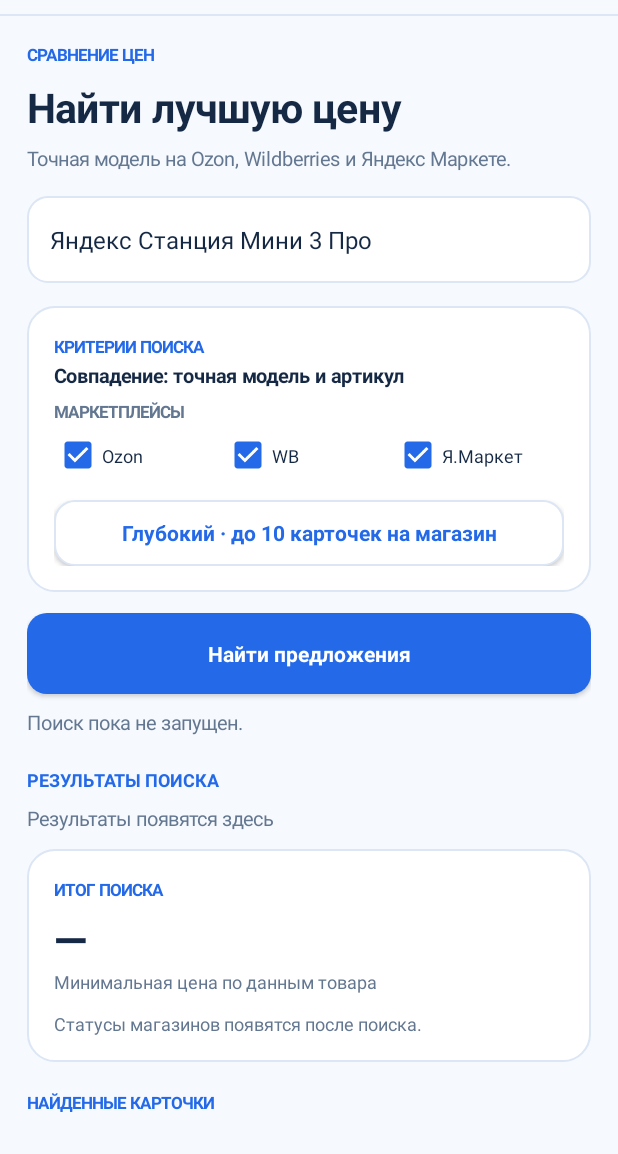
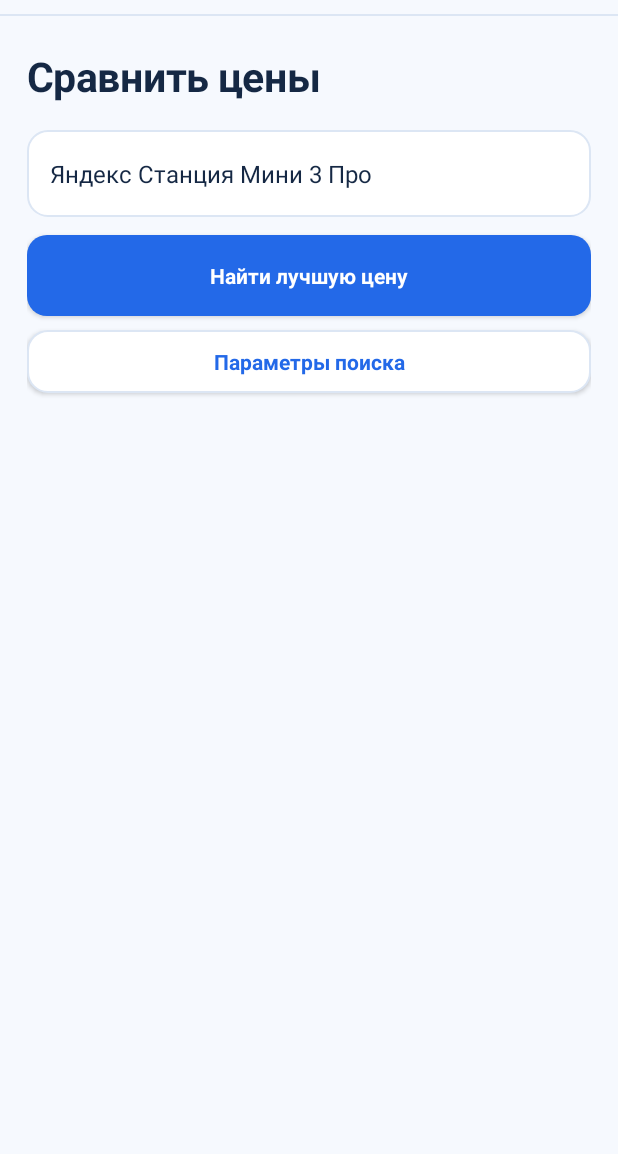
Before and after one commit to nkuchenov-hash/MarketRadar, an Android app: the screen it shows after launch (MainActivity), on a phone screen of 412 x 824 dp, the part 82-1236 px from its top. Run offline under Robolectric (Android 15) with nearby library versions, the phone set to English and light mode, and no system bars.

Commit message:
Redesign Android home: search-first, hidden advanced options, compact price summary, no technical captions

```diff
--- a/android/app/src/main/java/com/marketradar/mobile/MainActivity.java
+++ b/android/app/src/main/java/com/marketradar/mobile/MainActivity.java
@@ -51,8 +51,9 @@ public final class MainActivity extends Activity implements ScanEngine.Listener
     private LinearLayout mainPane, loginBar, results;
     private ScrollView searchScroll, accountsScroll;
     private Button navButton, depthButton;
-    private boolean accountsVisible=false, fastSearch=false;
-    private TextView bestPrice, priceSummary, marketProgress;
+    private boolean accountsVisible=false, fastSearch=true, filtersVisible=false;
+    private TextView bestPrice, priceSummary, marketProgress, resultsHeading;
+    private LinearLayout summaryPanel, filterPanel;
     private final Map<String,String> marketStates=new HashMap<>();
     private final Map<String,CheckBox> marketChoices=new HashMap<>();
     private List<Shop> lastSelectedMarkets=Shop.ALL;
@@ -183,81 +184,85 @@ public final class MainActivity extends Activity implements ScanEngine.Listener
         LinearLayout marketPage=linear(LinearLayout.VERTICAL);
         marketPage.setPadding(dp(18),dp(24),dp(18),dp(50));
         accountsScroll.addView(marketPage);
-        add(page,text("СРАВНЕНИЕ ЦЕН",11,ACCENT,true),-1,19);
-        gap(page,4);
-        add(page,text("Найти лучшую цену",27,TEXT,true),-1,43);
-        gap(page,3);
-        add(page,text("Точная модель на Ozon, Wildberries и Яндекс Маркете.",13,MUTED,false),-1,-2);
-        gap(page,16);
+        add(page,text("Сравнить цены",27,TEXT,true),-1,48);
+        gap(page,12);
 
         queryInput=new EditText(this);
         queryInput.setSingleLine(true);
         queryInput.setTextSize(16);queryInput.setTextColor(TEXT);queryInput.setHintTextColor(MUTED);
         queryInput.setBackground(bg(SURFACE,13,BORDER));
         queryInput.setPadding(dp(15),0,dp(15),0);
-        queryInput.setHint("Точная модель товара");
+        queryInput.setHint("Название или точная модель");
         queryInput.setText(prefs.getString("last_query","Яндекс Станция Мини 3 Про"));
         add(page,queryInput,-1,58);
-        gap(page,15);
-        LinearLayout criteria=panel();
-        add(criteria,text("КРИТЕРИИ ПОИСКА",11,ACCENT,true),-1,20);
-        add(criteria,text("Совпадение: точная модель и артикул",13,TEXT,true),-1,-2);
-        gap(criteria,5);
-        add(criteria,text("МАРКЕТПЛЕЙСЫ",11,MUTED,true),-1,19);
+        gap(page,12);
+
+        searchButton=button("Найти лучшую цену",true);
+        add(page,searchButton,-1,54);
+        searchButton.setOnClickListener(v->beginSearch());
+        gap(page,9);
+
+        Button settingsButton=button("Параметры поиска",false);
+        add(page,settingsButton,-1,42);
+        gap(page,9);
+        filterPanel=panel();
+        filterPanel.setVisibility(View.GONE);
+        add(filterPanel,text("Выбрать магазины",14,TEXT,true),-1,24);
+        gap(filterPanel,5);
         LinearLayout marketsRow=linear(LinearLayout.HORIZONTAL);
         for(Shop shop:Shop.ALL){
             CheckBox cb=new CheckBox(this);
-            cb.setText(shop.id.equals("ozon")?"Ozon":shop.id.equals("wb")?"WB":"Я.Маркет");
-            cb.setTextSize(12);
-            cb.setTextColor(TEXT);
+            cb.setText(shop.id.equals("ozon")?"Ozon":shop.id.equals("wb")?"WB":"Маркет");
+            cb.setTextSize(12);cb.setTextColor(TEXT);
             cb.setButtonTintList(ColorStateList.valueOf(ACCENT));
             cb.setChecked(prefs.getBoolean("scan_"+shop.id,true));
             cb.setOnCheckedChangeListener((b,checked)->
                 prefs.edit().putBoolean("scan_"+shop.id,checked).apply());
             marketChoices.put(shop.id,cb);
-            marketsRow.addView(cb,new LinearLayout.LayoutParams(0,dp(39),1));
+            marketsRow.addView(cb,new LinearLayout.LayoutParams(0,dp(42),1));
         }
-        add(criteria,marketsRow,-1,-2);
-        gap(criteria,10);
-        depthButton=button("Глубокий · до 10 карточек на магазин",false);
-        add(criteria,depthButton,-1,44);
+        add(filterPanel,marketsRow,-1,-2);
+        gap(filterPanel,8);
+        depthButton=button("Режим: быстрый",false);
+        add(filterPanel,depthButton,-1,42);
         depthButton.setOnClickListener(v->{
             fastSearch=!fastSearch;
-            depthButton.setText(fastSearch?"Быстрый · до 3 карточек на магазин":
-                "Глубокий · до 10 карточек на магазин");
+            depthButton.setText(fastSearch?"Режим: быстрый":"Режим: подробный");
         });
-        add(page,criteria,-1,-2);
-        gap(page,14);
-        searchButton=button("Найти предложения",true);
-        add(page,searchButton,-1,54);
-        searchButton.setOnClickListener(v->beginSearch());
-        gap(page,10);
-        progress=text("Поиск пока не запущен.",13,MUTED,false);
+        add(page,filterPanel,-1,-2);
+        settingsButton.setOnClickListener(v->{
+            filtersVisible=!filtersVisible;
+            filterPanel.setVisibility(filtersVisible?View.VISIBLE:View.GONE);
+            settingsButton.setText(filtersVisible?"Скрыть параметры":"Параметры поиска");
+        });
+        gap(page,9);
+        progress=text("",13,MUTED,false);
         add(page,progress,-1,-2);
-        gap(page,18);
 
-        add(page,text("РЕЗУЛЬТАТЫ ПОИСКА",12,ACCENT,true),-1,22);
-        gap(page,6);
-        count=text("Результаты появятся здесь",13,MUTED,false);
+        gap(page,16);
+        summaryPanel=panel();
+        summaryPanel.setVisibility(View.GONE);
+        add(summaryPanel,text("Лучшая найденная цена",14,MUTED,true),-1,22);
+        gap(summaryPanel,4);
+        bestPrice=text("—",31,TEXT,true);
+        add(summaryPanel,bestPrice,-1,47);
+        priceSummary=text("",12,MUTED,false);
+        priceSummary.setVisibility(View.GONE);
+        gap(summaryPanel,8);
+        marketProgress=text("",14,TEXT,false);
+        add(summaryPanel,marketProgress,-1,-2);
+        add(page,summaryPanel,-1,-2);
+        gap(page,12);
+
+        resultsHeading=text("Предложения",19,TEXT,true);
+        resultsHeading.setVisibility(View.GONE);
+        add(page,resultsHeading,-1,28);
+        count=text("",12,MUTED,false);
+        count.setVisibility(View.GONE);
         add(page,count,-1,-2);
-        gap(page,11);
-        LinearLayout summary=panel();
-        add(summary,text("ИТОГ ПОИСКА",11,ACCENT,true),-1,19);
-        gap(summary,4);
-        bestPrice=text("—",29,TEXT,true);
-        add(summary,bestPrice,-1,39);
-        priceSummary=text("Минимальная цена по данным товара",12,MUTED,false);
-        add(summary,priceSummary,-1,-2);
-        gap(summary,11);
-        marketProgress=text("Статусы магазинов появятся после поиска.",12,MUTED,false);
-        add(summary,marketProgress,-1,-2);
-        add(page,summary,-1,-2);
-        gap(page,16);
-        add(page,text("НАЙДЕННЫЕ КАРТОЧКИ",11,ACCENT,true),-1,22);
         gap(page,8);
         results=linear(LinearLayout.VERTICAL);add(page,results,-1,-2);
-        gap(page,18);
-        add(page,text("Тестовая версия. Цены, прочитанные со страницы, могут быть старыми или зависеть от карты. Итоговую сумму проверяйте в корзине. При сворачивании телефона поиск может остановиться.",12,MUTED,false),-1,-2);
+        gap(page,12);
 
         add(marketPage,text("МОИ МАРКЕТПЛЕЙСЫ",11,ACCENT,true),-1,22);
         add(marketPage,text("Подключения и сессии магазинов",24,TEXT,true),-1,-2);
@@ -422,18 +427,19 @@ public final class MainActivity extends Activity implements ScanEngine.Listener
         lastSelectedMarkets=chosen;
         setAccountsVisible(false);
         offers.clear();results.removeAllViews();marketStates.clear();
+        summaryPanel.setVisibility(View.VISIBLE);
+        resultsHeading.setVisibility(View.GONE);
         bestPrice.setText("—");
-        priceSummary.setText("Идёт проверка цен в данных товаров");
-        marketProgress.setText("Начинаем проверку "+chosen.size()+" магазинов…");
-        count.setText("Проверенных карточек: 0");
-        searchButton.setText("Остановить поиск");
-        progress.setText("Поиск на выбранных площадках…");
-        engine.start(q,fastSearch?3:10,chosen);
+        marketProgress.setText("Ищем предложения…");
+        count.setVisibility(View.GONE);
+        searchButton.setText("Остановить");
+        progress.setText("Поиск…");
+        engine.start(q,fastSearch?3:8,chosen);
     }
     @Override public void status(Shop shop,String state){
         runOnUiThread(()->{
-            progress.setText(shop.name+": "+state);
-            marketStates.put(shop.id,shop.name+": "+state);
+            progress.setText("Поиск: "+shop.name+"…");
+            marketStates.put(shop.id,state);
             updateSummary();
         });
     }
@@ -445,75 +451,62 @@ public final class MainActivity extends Activity implements ScanEngine.Listener
             renderResults();
         });
     }
+    private String rubles(int amount){
+        return NumberFormat.getNumberInstance(new Locale("ru","RU")).format(amount)+" ₽";
+    }
     private void updateSummary(){
-        int priced=0,best=Integer.MAX_VALUE;
+        ScanEngine.Offer bestOffer=null;
         for(ScanEngine.Offer o:offers){
-            if(o.price>0){priced++;best=Math.min(best,o.price);}
+            if(o.price>0&&(bestOffer==null||o.price<bestOffer.price))bestOffer=o;
         }
-        bestPrice.setText(priced>0?
-            NumberFormat.getNumberInstance(new Locale("ru","RU")).format(best)+" ₽":"—");
-        boolean includesListingPrice=false;
-        for(ScanEngine.Offer o:offers)
-            if(o.price>0&&o.note.startsWith("Цена из выдачи"))includesListingPrice=true;
-        priceSummary.setText(priced>0?
-            (includesListingPrice?
-                "Минимум среди цен в выдаче и данных товара · итог в корзине не проверен":
-                "Минимальная цена из данных товара · условия оплаты не подтверждены"):
-            "Нет цены, надёжно связанной с товаром");
-        count.setText("Карточек по запросу: "+offers.size()+" · найденных цен: "+priced);
+        bestPrice.setText(bestOffer==null?"—":rubles(bestOffer.price));
         StringBuilder states=new StringBuilder();
-        for(Shop market:lastSelectedMarkets){
+        for(Shop shop:lastSelectedMarkets){
+            int marketMin=Integer.MAX_VALUE;
+            for(ScanEngine.Offer o:offers)
+                if(o.shop.id.equals(shop.id)&&o.price>0)
+                    marketMin=Math.min(marketMin,o.price);
             if(states.length()>0)states.append("\n");
-            int shopMin=Integer.MAX_VALUE;
-            for(ScanEngine.Offer o:offers)
-                if(o.shop.id.equals(market.id)&&o.price>0)shopMin=Math.min(shopMin,o.price);
-            states.append(market.name).append(": ");
-            if(shopMin!=Integer.MAX_VALUE) {
-                boolean fromListing=false;
-                for(ScanEngine.Offer o:offers)
-                    if(o.shop.id.equals(market.id)&&o.price==shopMin&&
-                       o.note.startsWith("Цена из выдачи"))fromListing=true;
-                states.append(NumberFormat.getNumberInstance(new Locale("ru","RU")).format(shopMin))
-                    .append(fromListing?" ₽ · из выдачи, проверьте корзину":
-                        " ₽ · условия не подтверждены");
-            }
-            else states.append("цена не подтверждена");
-            if(!marketStates.containsKey(market.id))states.append(" · ожидает проверки");
-            else if(shopMin==Integer.MAX_VALUE)
-                states.append(" · ").append(marketStates.get(market.id).replace(market.name+": ",""));
+            states.append(shop.name).append("   ");
+            if(marketMin<Integer.MAX_VALUE)states.append(rubles(marketMin));
+            else states.append(marketStates.containsKey(shop.id)?"—":"…");
         }
         marketProgress.setText(states.toString());
+        resultsHeading.setVisibility(offers.isEmpty()?View.GONE:View.VISIBLE);
+        count.setVisibility(View.GONE);
     }
     private void renderResults(){
+        offers.sort(Comparator.comparingInt(o->o.price==0?Integer.MAX_VALUE:o.price));
         results.removeAllViews();
-        offers.sort(Comparator.comparingInt(o->o.price==0?Integer.MAX_VALUE:o.price));
         updateSummary();
         for(ScanEngine.Offer o:offers){
             LinearLayout card=panel();
-            add(card,text(o.shop.name,12,ACCENT,true),-1,22);
-            gap(card,2);
-            add(card,text(o.title,15,TEXT,true),-1,-2);
-            gap(card,12);
-            String amount=o.price>0?
-                NumberFormat.getNumberInstance(new Locale("ru","RU")).format(o.price)+" ₽":
-                "Цена не подтверждена";
-            add(card,text(amount,o.price>0?24:18,TEXT,true),-1,-2);
-            gap(card,6);
-            add(card,text(o.note,12,MUTED,false),-1,-2);
-            gap(card,12);
-            Button inspect=button("Проверить в магазине",false);
-            add(card,inspect,-1,44);
+            LinearLayout heading=linear(LinearLayout.HORIZONTAL);
+            heading.setGravity(Gravity.CENTER_VERTICAL);
+            TextView shopName=text(o.shop.name,13,ACCENT,true);
+            heading.addView(shopName,new LinearLayout.LayoutParams(0,dp(32),1));
+            TextView price=text(o.price>0?rubles(o.price):"Цена неизвестна",21,TEXT,true);
+            add(heading,price,-2,37);
+            add(card,heading,-1,-2);
+            gap(card,4);
+            TextView title=text(o.title,14,TEXT,false);
+            title.setMaxLines(3);
+            title.setEllipsize(android.text.TextUtils.TruncateAt.END);
+            add(card,title,-1,-2);
+            gap(card,11);
+            Button inspect=button("Открыть товар",false);
+            add(card,inspect,-1,42);
             inspect.setOnClickListener(v->inspectOffer(o));
             add(results,card,-1,-2);
-            gap(results,12);
+            gap(results,9);
         }
     }
     @Override public void done(){
         runOnUiThread(()->{
             searchButton.setText("Найти предложения");
-            progress.setText("Поиск завершён. Охват рынка не гарантирован.");
+            progress.setText("Готово");
             for(Shop shop:Shop.ALL)refreshShop(shop);
-            if(offers.isEmpty())count.setText("Карточки не подтверждены: проверьте статусы магазинов.");
+            if(offers.isEmpty())marketProgress.setText("Подходящие товары не найдены");
             updateSummary();
         });
     }
```
